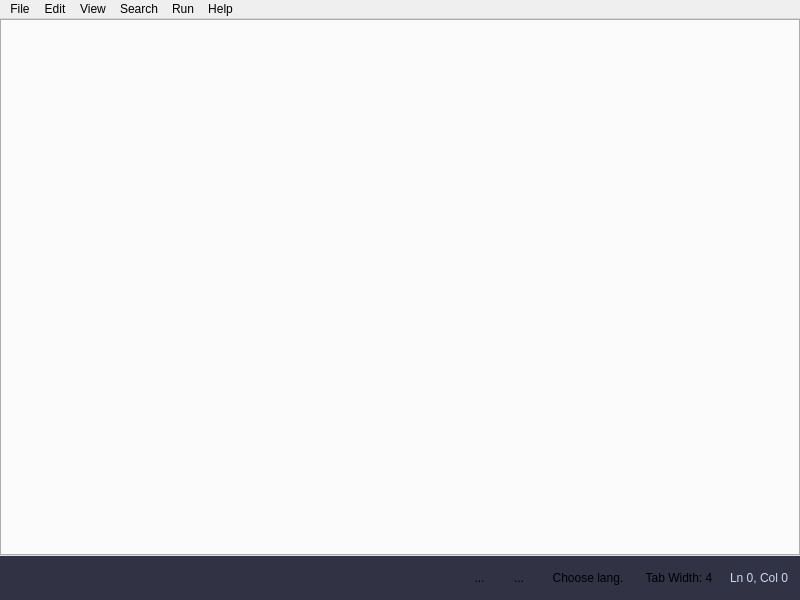
The window that App/ui/mainwindow.ui (djeada/Lightpad) describes before a commit, drawn with Qt 5.
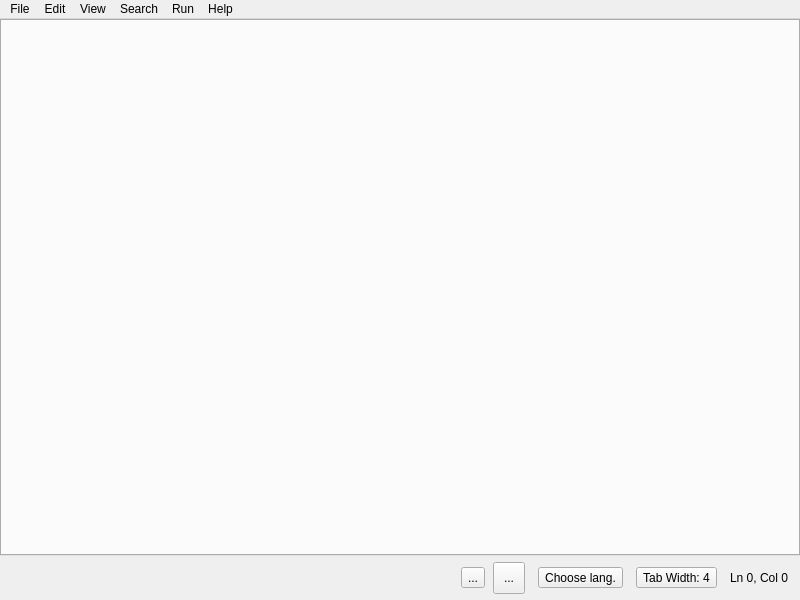
The same window after the commit. Icons and pictures are not drawn. Custom widgets are drawn as their Qt base class.

Commit message: Address code review: remove hardcoded colors from UI file

What changed in the file:
```diff
--- a/App/ui/mainwindow.ui
+++ b/App/ui/mainwindow.ui
@@ -76,7 +76,7 @@
     <item>
      <widget class="QWidget" name="backgroundBottom" native="true">
       <property name="styleSheet">
-       <string notr="true">background-color: #313244; border-radius: 0;</string>
+       <string notr="true"/>
       </property>
       <layout class="QHBoxLayout" name="horizontalLayout">
        <property name="spacing">
@@ -112,17 +112,6 @@
          <property name="styleSheet">
           <string notr="true">QToolButton {
 qproperty-icon: url(":/resources/icons/run.png");
-border: none;
-border-radius: 6px;
-padding: 6px;
-}
-
-QToolButton:hover {
-background: #45475a;
-}
-
-QToolButton:pressed {
-background: #585b70;
 }</string>
          </property>
          <property name="text">
@@ -141,17 +130,6 @@
          <property name="styleSheet">
           <string notr="true">QToolButton {
 qproperty-icon: url(":/resources/icons/wand_dark.png");
-border: none;
-border-radius: 6px;
-padding: 6px;
-}
-
-QToolButton:hover {
-background: #45475a;
-}
-
-QToolButton:pressed {
-background: #585b70;
 }</string>
          </property>
          <property name="text">
@@ -230,7 +208,7 @@
        <item>
         <widget class="QLabel" name="rowCol">
          <property name="styleSheet">
-          <string notr="true">color: #cdd6f4; font-size: 12px;</string>
+          <string notr="true"/>
          </property>
          <property name="text">
           <string>Ln 0, Col 0</string>
```
The commit also changes 1 other file.
